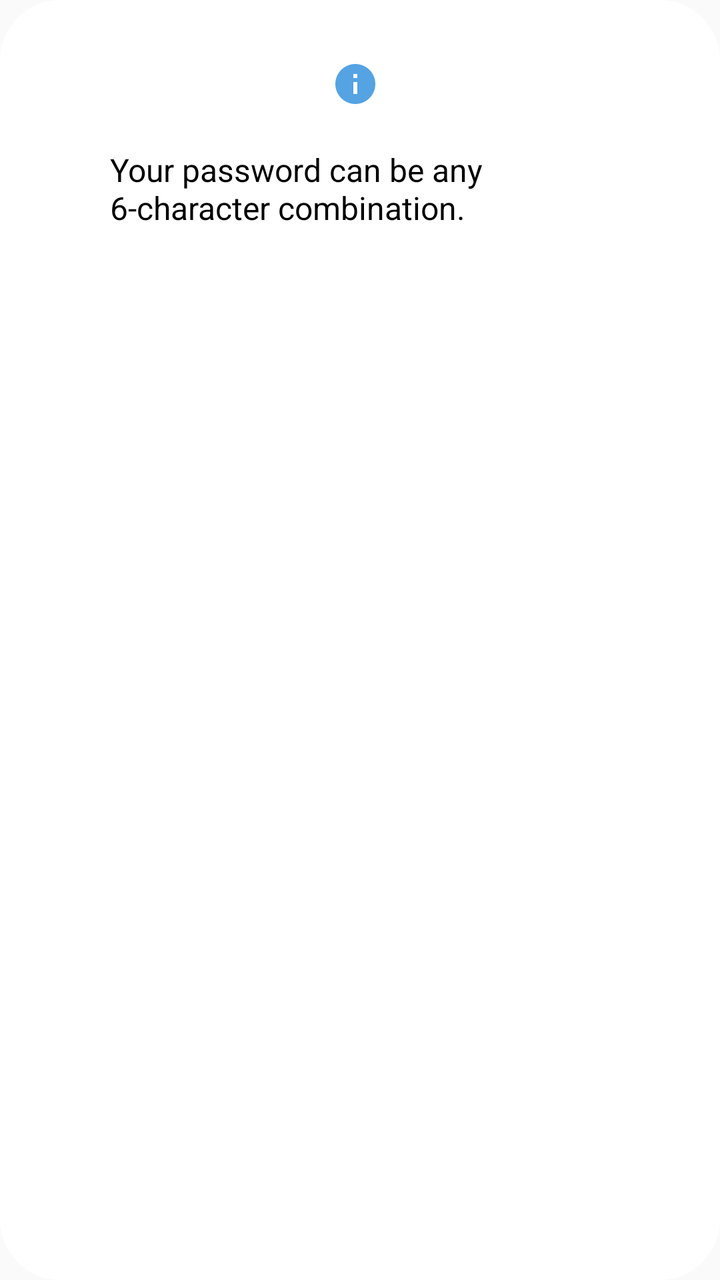
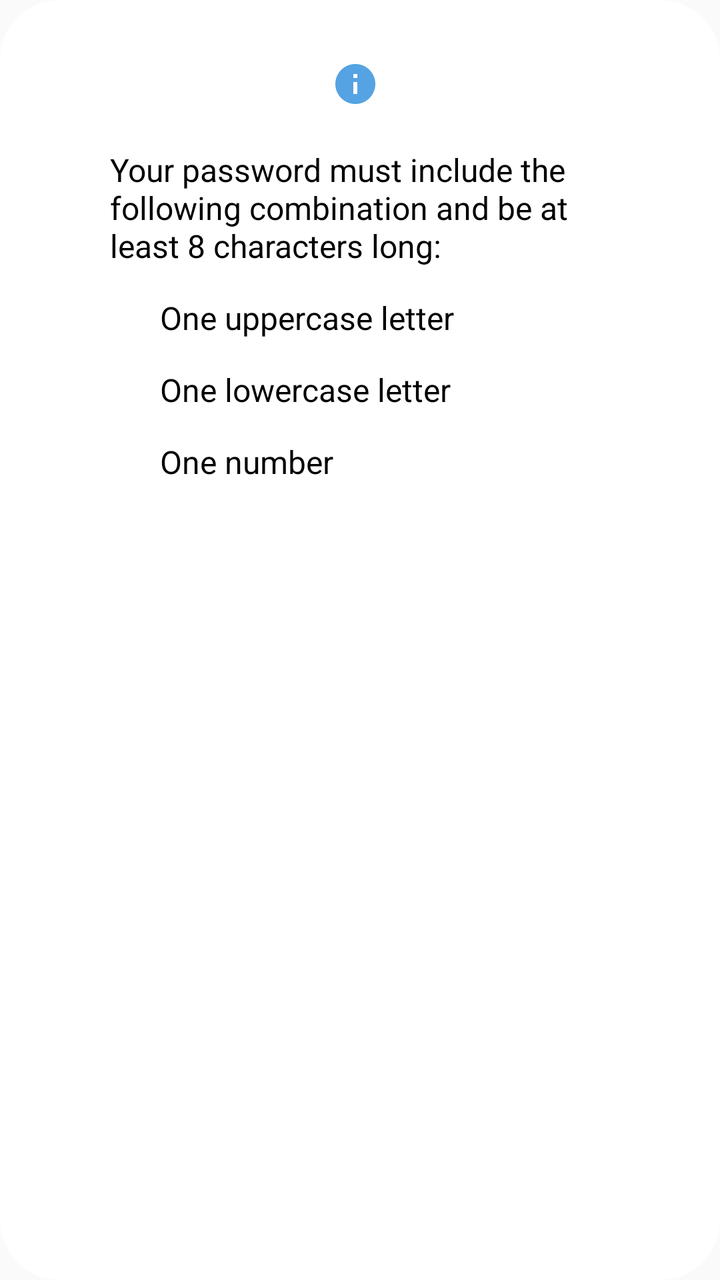

Two renders of the same Android screen: before a commit and after it. Below are the layout's source before the change and the commit's diff.
<!-- AndroidManifest.xml: application theme Theme.MyAppCompatTheme -->
<!-- res/layout/dialog_password_criteria.xml -->
<?xml version="1.0" encoding="utf-8"?>
<androidx.constraintlayout.widget.ConstraintLayout xmlns:android="http://schemas.android.com/apk/res/android"
    xmlns:app="http://schemas.android.com/apk/res-auto"
    android:layout_width="wrap_content"
    android:layout_height="wrap_content"
    android:layout_gravity="center"
    android:background="@drawable/dialog_round_back_ground"
    android:paddingTop="20dp"
    android:paddingBottom="40dp">

    <ImageButton
        android:id="@+id/ib_search_hint"
        android:layout_width="wrap_content"
        android:layout_height="wrap_content"
        android:layout_marginTop="5dp"
        android:layout_marginEnd="5dp"
        android:background="@color/cvBackground"
        android:padding="5dp"
        android:src="@drawable/baseline_info_24"
        app:layout_constraintEnd_toEndOf="parent"
        app:layout_constraintStart_toStartOf="parent"
        app:layout_constraintTop_toTopOf="parent" />

    <TextView
        android:id="@+id/txt_explanation"
        android:layout_width="250dp"
        android:layout_height="wrap_content"
        android:layout_marginStart="40dp"
        android:layout_marginTop="15dp"
        android:layout_marginEnd="40dp"
        android:text="@string/tv_password_criteria"
        android:textColor="@color/textColorPrimary"
        android:textSize="16sp"
        app:layout_constraintEnd_toEndOf="parent"
        app:layout_constraintStart_toStartOf="parent"
        app:layout_constraintTop_toBottomOf="@id/ib_search_hint" />


</androidx.constraintlayout.widget.ConstraintLayout>
<!-- resources referenced by this layout -->
<resources>
  <color name="cvBackground">#FFFFFF</color>
  <color name="textColorPrimary">#000000</color>
  <!-- drawable baseline_info_24 (drawable) -->
  <vector xmlns:android="http://schemas.android.com/apk/res/android"
      android:height="24dp" android:tint="#55A3E3" android:viewportHeight="24" android:viewportWidth="24" android:width="24dp">
        
      <path android:fillColor="@android:color/white" android:pathData="M12,2C6.48,2 2,6.48 2,12s4.48,10 10,10 10,-4.48 10,-10S17.52,2 12,2zM13,17h-2v-6h2v6zM13,9h-2L11,7h2v2z"/>
      
  </vector>
  <!-- drawable dialog_round_back_ground (drawable) -->
  <?xml version="1.0" encoding="utf-8"?>
  <shape xmlns:android="http://schemas.android.com/apk/res/android">
      <solid
          android:color="@color/cvBackground"/>
      <corners
          android:radius="30dp" />
      <padding
          android:left="10dp"
          android:top="10dp"
          android:right="10dp"
          android:bottom="10dp" />
  </shape>
  <string name="tv_password_criteria">Your password can be any 6-character combination.</string>
  <style name="Theme.MyAppCompatTheme" parent="Theme.AppCompat.Light.NoActionBar">
          <item name="colorPrimary">@color/white</item>
          <item name="colorPrimaryDark">@color/white</item>
          <item name="colorAccent">@color/teal_700</item>
          <item name="android:windowLightStatusBar">true</item>
          <item name="colorControlHighlight">@color/ripple_color</item>
          <item name="searchViewStyle">@style/Widget.AppCompat.SearchView</item>
      </style>
  <color name="white">#FFFFFFFF</color>
  <color name="teal_700">#FF018786</color>
  <color name="ripple_color">#DCDCDC</color>
</resources>

<!-- the commit's change to res/layout/dialog_password_criteria.xml (unified diff, before → after) -->
@@ -28,12 +28,78 @@
         android:layout_marginStart="40dp"
         android:layout_marginTop="15dp"
         android:layout_marginEnd="40dp"
-        android:text="@string/tv_password_criteria"
+        android:text="@string/password_criteria_1"
         android:textColor="@color/textColorPrimary"
         android:textSize="16sp"
         app:layout_constraintEnd_toEndOf="parent"
         app:layout_constraintStart_toStartOf="parent"
         app:layout_constraintTop_toBottomOf="@id/ib_search_hint" />
 
+    <View
+        android:id="@+id/view_search_issue_1"
+        android:layout_width="10dp"
+        android:layout_height="10dp"
+        android:layout_marginTop="20dp"
+        android:foreground="@drawable/bg_round_mark"
+        app:layout_constraintStart_toStartOf="@id/txt_explanation"
+        app:layout_constraintTop_toBottomOf="@id/txt_explanation" />
+
+    <TextView
+        android:id="@+id/txt_search_issue_1"
+        android:layout_width="0dp"
+        android:layout_height="wrap_content"
+        android:layout_marginStart="15dp"
+        android:text="@string/password_criteria_2"
+        android:textColor="@color/textColorPrimary"
+        android:textSize="16sp"
+        app:layout_constraintBottom_toBottomOf="@id/view_search_issue_1"
+        app:layout_constraintEnd_toEndOf="@id/txt_explanation"
+        app:layout_constraintStart_toEndOf="@id/view_search_issue_1"
+        app:layout_constraintTop_toTopOf="@id/view_search_issue_1" />
+
+    <View
+        android:id="@+id/view_search_issue_2"
+        android:layout_width="10dp"
+        android:layout_height="10dp"
+        android:layout_marginTop="20dp"
+        android:foreground="@drawable/bg_round_mark"
+        app:layout_constraintStart_toStartOf="@id/txt_explanation"
+        app:layout_constraintTop_toBottomOf="@id/txt_search_issue_1" />
+
+    <TextView
+        android:id="@+id/txt_search_issue_2"
+        android:layout_width="0dp"
+        android:layout_height="wrap_content"
+        android:layout_marginStart="15dp"
+        android:text="@string/password_criteria_3"
+        android:textColor="@color/textColorPrimary"
+        android:textSize="16sp"
+        app:layout_constraintBottom_toBottomOf="@id/view_search_issue_2"
+        app:layout_constraintEnd_toEndOf="@id/txt_explanation"
+        app:layout_constraintStart_toEndOf="@id/view_search_issue_2"
+        app:layout_constraintTop_toTopOf="@id/view_search_issue_2" />
+
+    <View
+        android:id="@+id/view_search_issue_3"
+        android:layout_width="10dp"
+        android:layout_height="10dp"
+        android:layout_marginTop="20dp"
+        android:foreground="@drawable/bg_round_mark"
+        app:layout_constraintStart_toStartOf="@id/txt_explanation"
+        app:layout_constraintTop_toBottomOf="@id/txt_search_issue_2" />
+
+    <TextView
+        android:id="@+id/txt_search_issue_3"
+        android:layout_width="0dp"
+        android:layout_height="wrap_content"
+        android:layout_marginStart="15dp"
+        android:text="@string/password_criteria_4"
+        android:textColor="@color/textColorPrimary"
+        android:textSize="16sp"
+        app:layout_constraintBottom_toBottomOf="@id/view_search_issue_3"
+        app:layout_constraintEnd_toEndOf="@id/txt_explanation"
+        app:layout_constraintStart_toEndOf="@id/view_search_issue_3"
+        app:layout_constraintTop_toTopOf="@id/view_search_issue_3" />
+
 
 </androidx.constraintlayout.widget.ConstraintLayout>
<!-- resource entries referenced after the edit -->
@@ -9,6 +9,17 @@
       <path android:fillColor="@android:color/white" android:pathData="M12,2C6.48,2 2,6.48 2,12s4.48,10 10,10 10,-4.48 10,-10S17.52,2 12,2zM13,17h-2v-6h2v6zM13,9h-2L11,7h2v2z"/>
       
   </vector>
+  <!-- drawable bg_round_mark (drawable) -->
+  <?xml version="1.0" encoding="utf-8"?>
+  <shape
+      xmlns:android="http://schemas.android.com/apk/res/android"
+      android:shape="rectangle">
+  
+      <solid android:color="@color/textColorPrimary" /> 
+      <corners android:radius="25dp" />
+      <size android:width="50dp" android:height="50dp"/>
+  
+  </shape>
   <!-- drawable dialog_round_back_ground (drawable) -->
   <?xml version="1.0" encoding="utf-8"?>
   <shape xmlns:android="http://schemas.android.com/apk/res/android">
@@ -22,7 +33,10 @@
           android:right="10dp"
           android:bottom="10dp" />
   </shape>
-  <string name="tv_password_criteria">Your password can be any 6-character combination.</string>
+  <string name="password_criteria_1">Your password must include the following combination and be at least 8 characters long:</string>
+  <string name="password_criteria_2">One uppercase letter</string>
+  <string name="password_criteria_3">One lowercase letter</string>
+  <string name="password_criteria_4">One number</string>
   <style name="Theme.MyAppCompatTheme" parent="Theme.AppCompat.Light.NoActionBar">
           <item name="colorPrimary">@color/white</item>
           <item name="colorPrimaryDark">@color/white</item>
